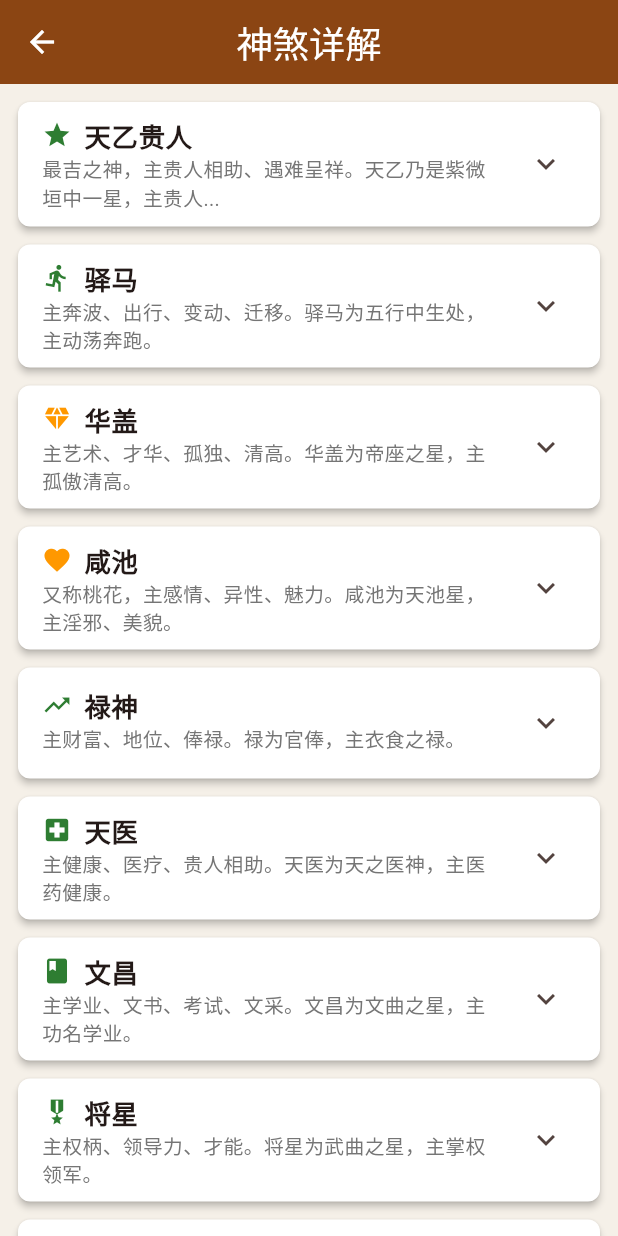
After one commit to jiangbocn-sys/liuyao-app, a Flutter app: the ShenshaDetailScreen screen opened directly, on a phone screen of 412 x 824 dp. The commit adds this screen. Run offline on Flutter 3.47's test engine with Material 3 defaults, Android fonts, the phone set to English and light mode, and no system bars; our stand-ins replace image_picker, sensors_plus, share_plus, shared_preferences, sqflite; missing offline and left inert: google_mlkit_text_recognition; accounts and stored records are empty.

Commit message:
feat: 神煞详解功能(F005) - 16项详细说明+用法+查法

```diff
--- a/lib/screens/home_screen.dart
+++ b/lib/screens/home_screen.dart
@@ -9,6 +9,7 @@ import '../screens/about_screen.dart';
 import '../screens/settings_screen.dart';
 import '../screens/unlock_screen.dart';
 import '../screens/course_notes_screen.dart';
+import '../screens/shensha_detail_screen.dart';
 import '../screens/image_import_screen.dart';
 import '../screens/import_screen.dart';
 import '../services/feature_lock_service.dart';
@@ -435,12 +436,9 @@ class _HomeScreenState extends State<HomeScreen> {
           desc: '神煞含义详解与吉凶分析',
           unlocked: _unlockedFeatures.contains('F005'),
           color: Colors.purple,
-          onTap: _unlockedFeatures.contains('F005') ? () {
-            // TODO: 导航到神煞详解
-            ScaffoldMessenger.of(context).showSnackBar(
-              const SnackBar(content: Text('神煞详解功能即将上线')),
-            );
-          } : null,
+          onTap: _unlockedFeatures.contains('F005')
+              ? () => Navigator.push(context, MaterialPageRoute(builder: (_) => const ShenshaDetailScreen()))
+              : null,
         ),
 
         const SizedBox(height: 8),
--- /dev/null
+++ b/lib/screens/shensha_detail_screen.dart
@@ -0,0 +1,342 @@
+/// 神煞详解页面
+/// 16项神煞的详细说明与用法
+library;
+
+import 'package:flutter/material.dart';
+
+/// 神煞详解内容
+class ShenshaDetail {
+  final String name;
+  final String starName;    // 星宿名
+  final String meaning;     // 含义
+  final String usage;       // 用法
+  final String condition;   // 条件
+  final String effect;      // 吉凶效应
+
+  const ShenshaDetail({
+    required this.name,
+    required this.starName,
+    required this.meaning,
+    required this.usage,
+    required this.condition,
+    required this.effect,
+  });
+}
+
+const List<ShenshaDetail> shenshaDetails = [
+  ShenshaDetail(
+    name: '天乙贵人',
+    starName: '天乙星',
+    meaning: '最吉之神，主贵人相助、遇难呈祥。天乙乃是紫微垣中一星，主贵人、福禄。',
+    usage: '天乙贵人为六爻中最重要的吉神之一。当日辰或月建临天乙贵人时，代表有贵人暗中相助。'
+        '用神临天乙贵人，主事情有人帮衬，顺遂吉祥。世爻临天乙贵人，主自身有贵人缘。'
+        '天乙贵人临官鬼，主贵人为官宦之人；临妻财，主贵人为富商；临子孙，主贵人为晚辈或僧道。'
+        '天乙贵人逢空亡，贵人无力或贵人不在；逢冲，贵人变动。',
+    condition: '以日干查之。甲戊庚日见丑未，乙己日见申子，丙丁日见亥酉，'
+        '辛日见寅午，壬癸日见卯巳。',
+    effect: '诸事遇之皆吉，主有人相助、遇难呈祥、转危为安。',
+  ),
+  ShenshaDetail(
+    name: '驿马',
+    starName: '驿马星',
+    meaning: '主奔波、出行、变动、迁移。驿马为五行中生处，主动荡奔跑。',
+    usage: '驿马发动或临用神，主出行、调动、变动。'
+        '测行人用神临驿马，行人已动身或将动身。'
+        '测事业官星临驿马，主工作调动、升迁。'
+        '测求财财临驿马，主财来财去、奔波得财。'
+        '驿马逢合，为绊住，不能动或行动受阻。'
+        '驿马逢冲，动得更快更急。'
+        '测疾病驿马临用神，病有转移或需转院治疗。',
+    condition: '以日支查之。申子辰日见寅，寅午戌日见申，巳酉丑日见亥，亥卯未日见巳。',
+    effect: '主动、变。出行吉利，居家则多奔波劳碌。',
+  ),
+  ShenshaDetail(
+    name: '华盖',
+    starName: '华盖星',
+    meaning: '主艺术、才华、孤独、清高。华盖为帝座之星，主孤傲清高。',
+    usage: '华盖临用神或世爻，主人有艺术才华、有独特见解、性格清高孤傲。'
+        '华盖临官鬼，主宗教、玄学缘分，适合研究命理、风水等。'
+        '华盖临父母，主学术研究、文化技艺。'
+        '华盖逢空亡，才华不得施展。'
+        '华盖临桃花，主艺术魅力，但也主感情上的孤独感。'
+        '测修行、灵修之事，华盖为吉星。测婚姻，华盖则主孤独之象。',
+    condition: '以年支查之。申子辰年见辰，寅午戌年见戌，巳酉丑年见丑，亥卯未年见未。',
+    effect: '吉凶参半。主才华艺术则吉，主孤独清高则凶。',
+  ),
+  ShenshaDetail(
+    name: '咸池',
+    starName: '桃花星',
+    meaning: '又称桃花，主感情、异性、魅力。咸池为天池星，主淫邪、美貌。',
+    usage: '咸池临用神或世爻，主人有魅力、异性缘好。'
+        '咸池临官鬼，主因色惹祸、桃花劫。咸池临妻财，主因色得财。'
+        '咸池动而生世，主有桃花运。咸池动而克世，主因色招灾。'
+        '咸池临玄武，主暗昧淫邪之事。咸池临白虎，主因色伤身。'
+        '测婚姻，咸池临用神为感情丰富；测官司，咸池主因色起讼。'
+        '咸池逢空亡，桃花落空；逢冲，桃花变动或结束。',
+    condition: '以日支查之。申子辰日见酉，寅午戌日见卯，巳酉丑日见午，亥卯未日见子。',
+    effect: '吉凶参半。主魅力感情则吉，主淫邪灾祸则凶。',
+  ),
+  ShenshaDetail(
+    name: '禄神',
+    starName: '禄神星',
+    meaning: '主财富、地位、俸禄。禄为官俸，主衣食之禄。',
+    usage: '禄神临用神或世爻，主衣食无忧、有福禄之象。'
+        '禄神临官鬼，主有官职俸禄。禄神临妻财，主财富丰厚。'
+        '禄神临父母，主靠技艺或学问得财。禄神临兄弟，主靠合作得财。'
+        '测事业禄神为要，禄神旺象则职位稳、俸禄厚。'
+        '禄神逢空亡，福禄虚空。逢冲，禄有变动。入墓，禄被埋没。'
+        '身弱遇禄神，为有福之人；身旺遇禄神，锦上添花。',
+    condition: '以日干查之。甲日见寅，乙日见卯，丙戊日见巳，丁己日见午，'
+        '庚日见申，辛日见酉，壬日见亥，癸日见子。',
+    effect: '大吉。主得财、升职、福禄来临。',
+  ),
+  ShenshaDetail(
+    name: '天医',
+    starName: '天医星',
+    meaning: '主健康、医疗、贵人相助。天医为天之医神，主医药健康。',
+    usage: '天医临用神或世爻，主身体康健、有良医救治。'
+        '天医临官鬼，主因病得福、遇良医。天医临子孙，主无忧无病。'
+        '测疾病，天医临用神为吉，主有救、遇良医。'
+        '天医逢空亡，医药无力。逢冲，需换医生或换药。'
+        '天医临白虎，主需外科手术。天医临青龙，主用良药调理。',
+    condition: '按月支查之。寅月见丑，卯月见寅，辰月见卯，巳月见辰，'
+        '午月见巳，未月见午，申月见未，酉月见申，戌月见酉，亥月见戌，子月见亥，丑月见子。',
+    effect: '大吉。主健康、遇良医、疾病可愈。',
+  ),
+  ShenshaDetail(
+    name: '文昌',
+    starName: '文昌星',
+    meaning: '主学业、文书、考试、文采。文昌为文曲之星，主功名学业。',
+    usage: '文昌临用神或世爻，主学业有成、文采出众。'
+        '文昌临父母，主考试顺利、金榜题名。'
+        '文昌临子孙，主才华横溢、聪明智慧。'
+        '测考试，文昌为重中之重，旺象则学业顺遂。'
+        '文昌逢空，学业受阻、考试失利。逢冲，学业变动或改专业。'
+        '文昌临青龙，主文采斐然。临朱雀，主口才辩论之才。',
+    condition: '以日干查之。甲日见巳，乙日见午，丙戊日见申，丁己日见酉，'
+        '庚日见亥，辛日见子，壬日见寅，癸日见卯。',
+    effect: '大吉。主学业有成、考试顺利、文采出众。',
+  ),
+  ShenshaDetail(
+    name: '将星',
+    starName: '将星',
+    meaning: '主权柄、领导力、才能。将星为武曲之星，主掌权领军。',
+    usage: '将星临用神或世爻，主人有领导才能、能掌权。'
+        '将星临官鬼，主有官职权柄。将星临兄弟，主有号召力。'
+        '测事业，将星旺象则能掌权、有领导地位。'
+        '将星逢空，权柄失落。逢冲，权柄被夺或变动。'
+        '将星临白虎，主武职、军警之权。临青龙，主文职管理之权。'
+        '将星入墓，权柄被收或退居二线。',
+    condition: '以日支查之。申子辰日见子，寅午戌日见午，巳酉丑日见酉，亥卯未日见卯。',
+    effect: '大吉。主权在握、领导有力、事业有成。',
+  ),
+  ShenshaDetail(
+    name: '羊刃',
+    starName: '羊刃星',
+    meaning: '主刚强、果断，过则为血光。羊刃为刚猛之星，主刚烈决断。',
+    usage: '羊刃临用神或世爻，主人果断刚强、有魄力。'
+        '羊刃临官鬼，主子女性刚强、事业有成的女强人，但也主性格强势。'
+        '羊刃临白虎，主血光之灾、手术、争斗。'
+        '羊刃克世，主自身刚愎自用、性格过刚。'
+        '测官司，羊刃主激烈对抗。测疾病，主需手术。'
+        '羊刃逢冲，刚烈之性更甚，易有争斗。'
+        '羊刃宜制不宜扶，制则成器，扶则为祸。'
+        '身旺遇羊刃为忌，身弱遇羊刃可助身。',
+    condition: '以日干查之。甲日见卯，丙戊日见午，庚日见酉，壬日见子，'
+        '乙日见寅，丁己日见巳，辛日见申，癸日见亥。',
+    effect: '吉凶参半。主刚强果断则吉，主血光争斗则凶。',
+  ),
+  ShenshaDetail(
+    name: '红鸾',
+    starName: '红鸾星',
+    meaning: '主婚恋、喜庆、姻缘。红鸾为婚缘之星，主婚姻喜庆。',
+    usage: '红鸾临用神或世爻，主有婚姻之喜、恋爱之象。'
+        '红鸾临官鬼，主男方有婚恋之意。红鸾临妻财，主女方有婚恋之象。'
+        '测婚姻，红鸾为重要参考，旺象则婚事可成。'
+        '红鸾逢空，婚恋无着落。逢冲，婚恋有变。'
+        '红鸾合世，主有姻缘来临。红鸾冲世，主姻缘错过。'
+        '红鸾动，主近期有婚恋之事。',
+    condition: '以日支查之。子日见卯，丑日见寅，寅日见丑，卯日见子，'
+        '辰日见亥，巳日见戌，午日见酉，未日见申，申日见未，酉日见午，戌日见巳，亥日见辰。',
+    effect: '大吉。主婚恋喜事、姻缘到来。',
+  ),
+  ShenshaDetail(
+    name: '天喜',
+    starName: '天喜星',
+    meaning: '主喜庆、添丁、好事临近。天喜为欢庆之星，主喜事临门。',
+    usage: '天喜临用神或世爻，主有喜事、好事来临。'
+        '天喜临子孙，主添丁进口、怀孕之喜。'
+        '天喜临妻财，主有财喜。天喜临官鬼，主有事业之喜。'
+        '测生育，天喜临子孙为吉兆。'
+        '天喜逢空，喜事成空。逢冲，喜事有变或推迟。'
+        '天喜与红鸾同现，主双重喜事或婚喜同至。',
+    condition: '以日支查之。红鸾对冲位，子日见酉，丑日见申，寅日见未，卯日见午，'
+        '辰日见巳，巳日见辰，午日见卯，未日见寅，申日见丑，酉日见子，戌日见亥，亥日见戌。',
+    effect: '大吉。主喜事临门、好事将近。',
+  ),
+  ShenshaDetail(
+    name: '劫煞',
+    starName: '劫煞星',
+    meaning: '主劫难、破财、小人。劫煞为凶煞之星，主劫夺灾祸。',
+    usage: '劫煞临用神或世爻，主有劫难、破财之事。'
+        '劫煞临官鬼，主官非劫难。劫煞临兄弟，主破财、被人夺财。'
+        '劫煞临玄武，主被盗被劫。劫煞临白虎，主意外伤害。'
+        '劫煞克用神，主用神受损、事情不利。'
+        '劫煞逢空亡，凶力减弱。逢合，劫难被化解。'
+        '测出行劫煞动，防被盗被抢。测财运劫煞动，防破财。'
+        '劫煞宜静不宜动，静则无事，动则有灾。',
+    condition: '以日支查之。申子辰日见巳，寅午戌日见亥，巳酉丑日见寅，亥卯未日见申。',
+    effect: '大凶。主破财、劫难、小人侵扰。',
+  ),
+  ShenshaDetail(
+    name: '灾煞',
+    starName: '灾煞星',
+    meaning: '主灾祸、意外、病灾。灾煞为凶星，主意外灾祸。',
+    usage: '灾煞临用神或世爻，主有灾祸临头。'
+        '灾煞临白虎，主血光之灾、外伤意外。'
+        '灾煞临官鬼，主官非之灾。灾煞临父母，主长辈有灾。'
+        '灾煞克世，主自身有灾。灾煞生世，灾祸可化解。'
+        '灾煞逢空，灾祸虚惊。逢合，灾祸被化解或推迟。'
+        '测出行灾煞动，防灾祸发生。测疾病灾煞动，防病情加重。',
+    condition: '以年支查之。申子辰年见午，寅午戌年见子，巳酉丑年见卯，亥卯未年见酉。',
+    effect: '大凶。主意外灾祸、病伤之事。',
+  ),
+  ShenshaDetail(
+    name: '亡神',
+    starName: '亡神星',
+    meaning: '主失物、走失、神魂不定。亡神为失亡之星，主遗失走失。',
+    usage: '亡神临用神，主所测之人或物有走失、遗失之象。'
+        '亡神临官鬼，主因官非而失。亡神临兄弟，主因朋友而失。'
+        '亡神克世，主自身失魂落魄、精神不集中。'
+        '测失物，亡神为重要参考信息。'
+        '亡神逢空，失物可寻回。逢冲，失物有转移。'
+        '亡神临玄武，主被盗。亡神临白虎，主被抢。',
+    condition: '以日支查之。申子辰日见亥，寅午戌日见巳，巳酉丑日见申，亥卯未日见寅。',
+    effect: '大凶。主走失、遗失、精神恍惚。',
+  ),
+  ShenshaDetail(
+    name: '孤辰',
+    starName: '孤辰星',
+    meaning: '主孤独、无依、性格孤僻。孤辰为孤独之星，主孤寡离群。',
+    usage: '孤辰临世爻，主自身性格孤僻、不合群。'
+        '孤辰临官鬼，男主婚姻晚。孤辰临妻财，女主婚姻迟。'
+        '测婚姻，孤辰为不利信息，主晚婚或婚姻不顺。'
+        '孤辰逢空，孤独感可化解。逢冲，孤独状态会改变。'
+        '孤辰临青龙，主清高自许。临玄武，主孤独隐士之象。'
+        '测修行，孤辰反为吉象，主适合独修。',
+    condition: '以年支查之。亥子丑年见戌，寅卯辰年见巳，巳午未年见申，申酉戌年见亥。',
+    effect: '凶。主孤独、婚姻不顺、性格孤僻。',
+  ),
+  ShenshaDetail(
+    name: '寡宿',
+    starName: '寡宿星',
+    meaning: '主寡居、鳏独、与亲缘淡薄。寡宿为孤寡之星，主亲情淡薄。',
+    usage: '寡宿临世爻，主亲情缘薄、与家人关系疏远。'
+        '寡宿临官鬼，男主鳏居之象。寡宿临妻财，女主寡居之象。'
+        '测婚姻，寡宿为忌神，主婚姻不长久或配偶缘薄。'
+        '寡宿逢空，孤独状态可改变。逢冲，孤寡之象被冲破。'
+        '寡宿与孤辰同现，孤独之象更重。'
+        '测子女，寡宿临子孙主子女缘薄。',
+    condition: '以年支查之。亥子丑年见寅，寅卯辰年见丑，巳午未年见辰，申酉戌年见未。',
+    effect: '凶。主孤寡、亲情淡薄、婚姻不顺。',
+  ),
+];
+
+class ShenshaDetailScreen extends StatelessWidget {
+  const ShenshaDetailScreen({super.key});
+
+  @override
+  Widget build(BuildContext context) {
+    return Scaffold(
+      appBar: AppBar(title: const Text('神煞详解')),
+      body: ListView(
+        padding: const EdgeInsets.all(12),
+        children: shenshaDetails.map((detail) => _ShenshaCard(detail: detail)).toList(),
+      ),
+    );
+  }
+}
+
+class _ShenshaCard extends StatelessWidget {
+  final ShenshaDetail detail;
+
+  const _ShenshaCard({required this.detail});
+
+  @override
+  Widget build(BuildContext context) {
+    return Card(
+      margin: const EdgeInsets.only(bottom: 12),
+      child: ExpansionTile(
+        title: Row(
+          children: [
+            Icon(_getIcon(detail.name), size: 20, color: _getColor(detail.effect)),
+            const SizedBox(width: 8),
+            Text(detail.name, style: const TextStyle(fontSize: 16, fontWeight: FontWeight.bold)),
+          ],
+        ),
+        subtitle: Text(
+          detail.meaning.length > 30 ? '${detail.meaning.substring(0, 30)}...' : detail.meaning,
+          style: TextStyle(fontSize: 12, color: Colors.grey.shade600),
+        ),
+        children: [
+          Padding(
+            padding: const EdgeInsets.fromLTRB(16, 0, 16, 16),
+            child: Column(
+              crossAxisAlignment: CrossAxisAlignment.start,
+              children: [
+                _section('含义', detail.meaning),
+                _section('用法', detail.usage),
+                _section('查法', detail.condition),
+                _section('效应', detail.effect, color: _getColor(detail.effect)),
+              ],
+            ),
+          ),
+        ],
+      ),
+    );
+  }
+
+  Widget _section(String label, String text, {Color? color}) {
+    return Padding(
+      padding: const EdgeInsets.only(bottom: 10),
+      child: Column(
+        crossAxisAlignment: CrossAxisAlignment.start,
+        children: [
+          Text(label, style: TextStyle(fontSize: 13, fontWeight: FontWeight.bold, color: Colors.brown.shade700)),
+          const SizedBox(height: 4),
+          Text(text, style: TextStyle(fontSize: 14, height: 1.6, color: color ?? Colors.black87)),
+        ],
+      ),
+    );
+  }
+
+  Color _getColor(String effect) {
+    if (effect.contains('大吉')) return const Color(0xFF2E7D32);
+    if (effect.contains('吉凶参半')) return Colors.orange;
+    if (effect.contains('大凶') || effect.contains('凶')) return Colors.red;
+    if (effect.contains('吉')) return const Color(0xFF2E7D32);
+    return Colors.black87;
+  }
+
+  IconData _getIcon(String name) {
+    switch (name) {
+      case '天乙贵人': return Icons.star;
+      case '驿马': return Icons.directions_run;
+      case '华盖': return Icons.diamond;
+      case '咸池': return Icons.favorite;
+      case '禄神': return Icons.trending_up;
+      case '天医': return Icons.local_hospital;
+      case '文昌': return Icons.book;
+      case '将星': return Icons.military_tech;
+      case '羊刃': return Icons.flash_on;
+      case '红鸾': return Icons.favorite_border;
+      case '天喜': return Icons.celebration;
+      case '劫煞': return Icons.warning_amber;
+      case '灾煞': return Icons.report_problem;
+      case '亡神': return Icons.search_off;
+      case '孤辰': return Icons.person_off;
+      case '寡宿': return Icons.bed;
+      default: return Icons.star_border;
+    }
+  }
+}
```
